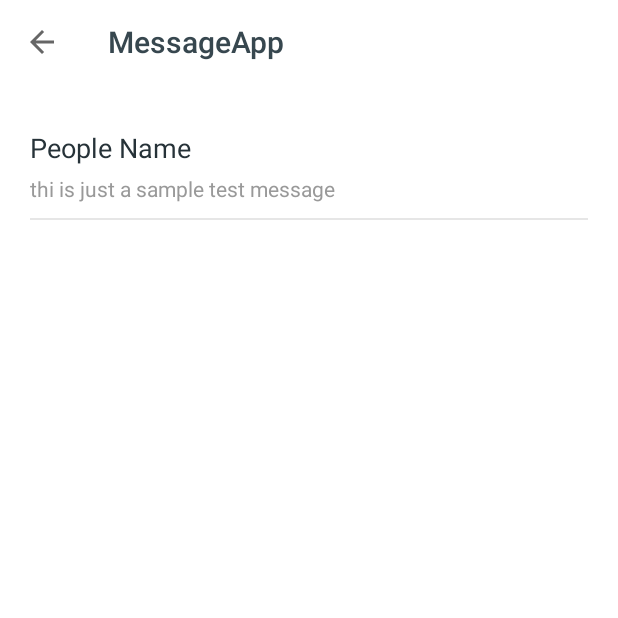
After one commit to Shijocs007/MessageApp, an Android app: the MessageDetailsActivity screen opened directly, with no data from a screen before it, on a phone screen of 412 x 824 dp, the top half of it. The commit adds this screen. Run offline under Robolectric (Android 15) with nearby library versions, the phone set to English and light mode, and no system bars; our stand-ins replace data binding; 3 statements that could not run were skipped.

Commit message:
message details screen added.

```diff
--- a/app/build.gradle
+++ b/app/build.gradle
@@ -56,4 +56,7 @@ dependencies {
 
     //paging
     implementation "androidx.paging:paging-runtime:3.0.0-alpha05"
+
+    //gson
+    implementation 'com.google.code.gson:gson:2.8.6'
 }
--- a/app/src/main/AndroidManifest.xml
+++ b/app/src/main/AndroidManifest.xml
@@ -13,7 +13,12 @@
         android:supportsRtl="true"
         android:theme="@style/Theme.MessageApp">
         <activity
+            android:name=".activity.MessageDetailsActivity"
+            android:screenOrientation="portrait"
+            android:exported="false" />
+        <activity
             android:name=".MessageListActivity"
+            android:screenOrientation="portrait"
             android:exported="true">
             <intent-filter>
                 <action android:name="android.intent.action.MAIN" />
--- /dev/null
+++ b/app/src/main/java/com/example/messageapp/activity/MessageDetailsActivity.kt
@@ -0,0 +1,47 @@
+package com.example.messageapp.activity
+
+import androidx.appcompat.app.AppCompatActivity
+import android.os.Bundle
+import com.example.messageapp.R
+import com.example.messageapp.databinding.ActivityMessageDetailsBinding
+import com.example.messageapp.models.Message
+import com.google.gson.GsonBuilder
+
+class MessageDetailsActivity : AppCompatActivity() {
+
+    private lateinit var binding : ActivityMessageDetailsBinding
+    override fun onCreate(savedInstanceState: Bundle?) {
+        super.onCreate(savedInstanceState)
+        setContentView(R.layout.activity_message_details)
+
+        binding = ActivityMessageDetailsBinding.inflate(layoutInflater)
+        setContentView(binding.root)
+
+        val data = intent.getStringExtra("data")
+        var message = GsonBuilder().create().fromJson(data, Message::class.java)
+
+        initToolbar(message)
+        initViews(message)
+    }
+
+    private fun initViews(message: Message) {
+        binding.apply {
+            date.text = message.date
+            description.text = message.body
+        }
+
+    }
+
+    private fun initToolbar(message: Message) {
+        binding.toolbar.apply {
+            setSupportActionBar(this)
+            setTitleTextColor(resources.getColor(R.color.grey_80))
+            supportActionBar?.title = message.address
+            supportActionBar?.setDisplayHomeAsUpEnabled(true)
+            setNavigationOnClickListener {
+                finish()
+            }
+
+        }
+    }
+}
--- a/app/src/main/java/com/example/messageapp/adapter/MessageListAdapter.kt
+++ b/app/src/main/java/com/example/messageapp/adapter/MessageListAdapter.kt
@@ -6,9 +6,11 @@ import android.view.ViewGroup
 import androidx.paging.PagingDataAdapter
 import androidx.recyclerview.widget.DiffUtil
 import androidx.recyclerview.widget.RecyclerView
+import com.example.messageapp.activity.MessageDetailsActivity
 import com.example.messageapp.databinding.MessageListItemBinding
 import com.example.messageapp.databinding.SectionListItemBinding
 import com.example.messageapp.models.Message
+import com.google.gson.Gson
 
 class MessageListAdapter  : PagingDataAdapter<Message, RecyclerView.ViewHolder>(NEWS_COMPARATOR) {
 
@@ -60,12 +62,10 @@ class MessageListAdapter  : PagingDataAdapter<Message, RecyclerView.ViewHolder>(
 
                 binding.name.text = message.address
                 binding.description.text = message.body
-
-                itemView.setOnClickListener {
-//                    itemView.context.startActivity(
-////                        Intent(itemView.context, NewsDetailsActivity::class.java)
-////                            .putExtra("data", Gson().toJson(news))
-//                    )
+                itemView.setOnClickListener{
+                    itemView.context.startActivity(
+                        Intent( itemView.context, MessageDetailsActivity::class.java)
+                            .putExtra("data", Gson().toJson(message)))
                 }
             }
         }
--- /dev/null
+++ b/app/src/main/res/layout/activity_message_details.xml
@@ -0,0 +1,75 @@
+<?xml version="1.0" encoding="utf-8"?>
+<layout xmlns:android="http://schemas.android.com/apk/res/android"
+    xmlns:app="http://schemas.android.com/apk/res-auto">
+
+    <data>
+
+    </data>
+
+    <LinearLayout
+        android:id="@+id/lyt_parent"
+        android:layout_width="match_parent"
+        android:layout_height="wrap_content"
+        android:minHeight="?attr/actionBarSize"
+        android:orientation="vertical">
+
+        <androidx.appcompat.widget.Toolbar
+            android:id="@+id/toolbar"
+            android:layout_width="match_parent"
+            android:layout_height="?attr/actionBarSize"
+            android:background="@android:color/white"
+            app:layout_scrollFlags="scroll|enterAlways"
+            app:popupTheme="@style/ThemeOverlay.AppCompat.Light"
+            app:theme="@style/Toolbar.Light" />
+
+
+        <View
+            android:layout_width="@dimen/spacing_medium"
+            android:layout_height="0dp" />
+
+        <LinearLayout
+            android:padding="20dp"
+            android:layout_width="match_parent"
+            android:layout_height="wrap_content"
+            android:orientation="vertical">
+
+            <LinearLayout
+                android:layout_width="match_parent"
+                android:layout_height="wrap_content"
+                android:orientation="vertical"
+                android:paddingBottom="@dimen/spacing_middle"
+                android:paddingTop="@dimen/spacing_middle">
+
+                <TextView
+                    android:id="@+id/date"
+                    android:layout_width="wrap_content"
+                    android:layout_height="wrap_content"
+                    android:layout_marginEnd="@dimen/spacing_middle"
+                    android:layout_marginRight="@dimen/spacing_middle"
+                    android:text="People Name"
+                    android:textAppearance="@style/TextAppearance.AppCompat.Medium"
+                    android:textColor="@color/grey_90" />
+
+                <TextView
+                    android:id="@+id/description"
+                    android:layout_width="wrap_content"
+                    android:layout_height="wrap_content"
+                    android:layout_marginEnd="@dimen/spacing_middle"
+                    android:layout_marginRight="@dimen/spacing_middle"
+                    android:layout_marginTop="@dimen/spacing_medium"
+                    android:text="thi is just a sample test message"
+
+                    android:textAppearance="@style/TextAppearance.AppCompat.Small"
+                    android:textColor="@color/grey_40" />
+
+            </LinearLayout>
+
+            <View
+                android:layout_width="match_parent"
+                android:layout_height="1dp"
+                android:background="@color/grey_10" />
+
+        </LinearLayout>
+
+    </LinearLayout>
+</layout>
--- a/build.gradle
+++ b/build.gradle
@@ -6,7 +6,7 @@ buildscript {
     }
     dependencies {
         classpath "com.android.tools.build:gradle:7.0.3"
-        classpath 'org.jetbrains.kotlin:kotlin-gradle-plugin:1.5.10'
+        classpath 'org.jetbrains.kotlin:kotlin-gradle-plugin:1.5.31'
         classpath 'com.google.dagger:hilt-android-gradle-plugin:2.38.1'
 
         // NOTE: Do not place your application dependencies here; they belong
```
